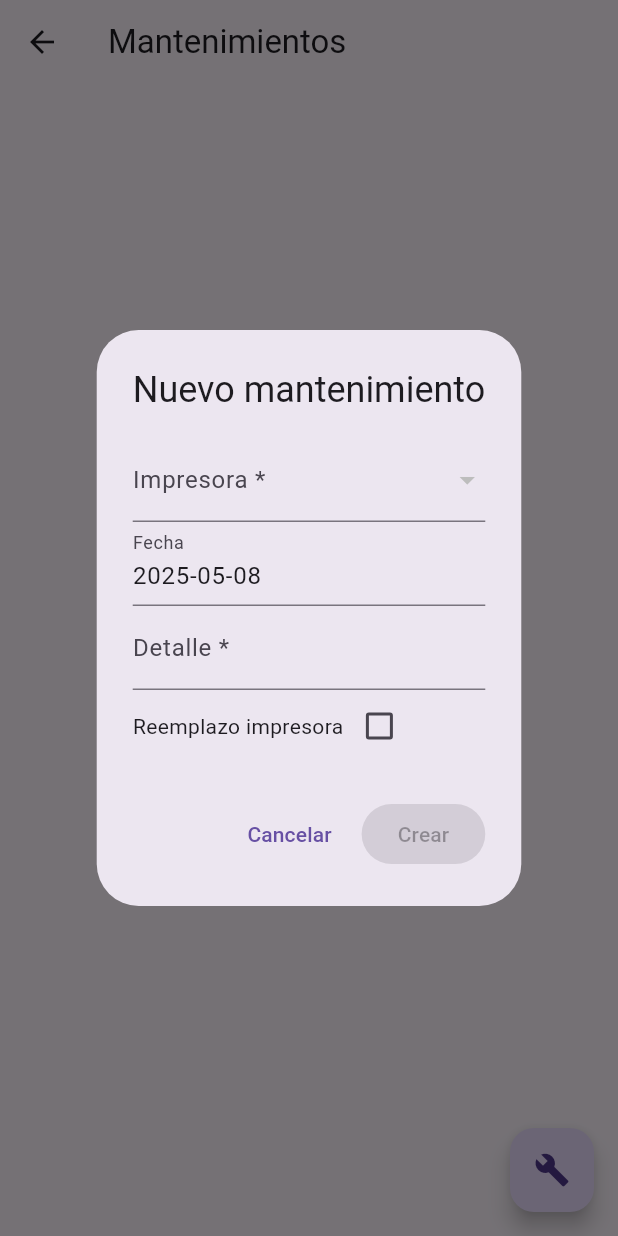
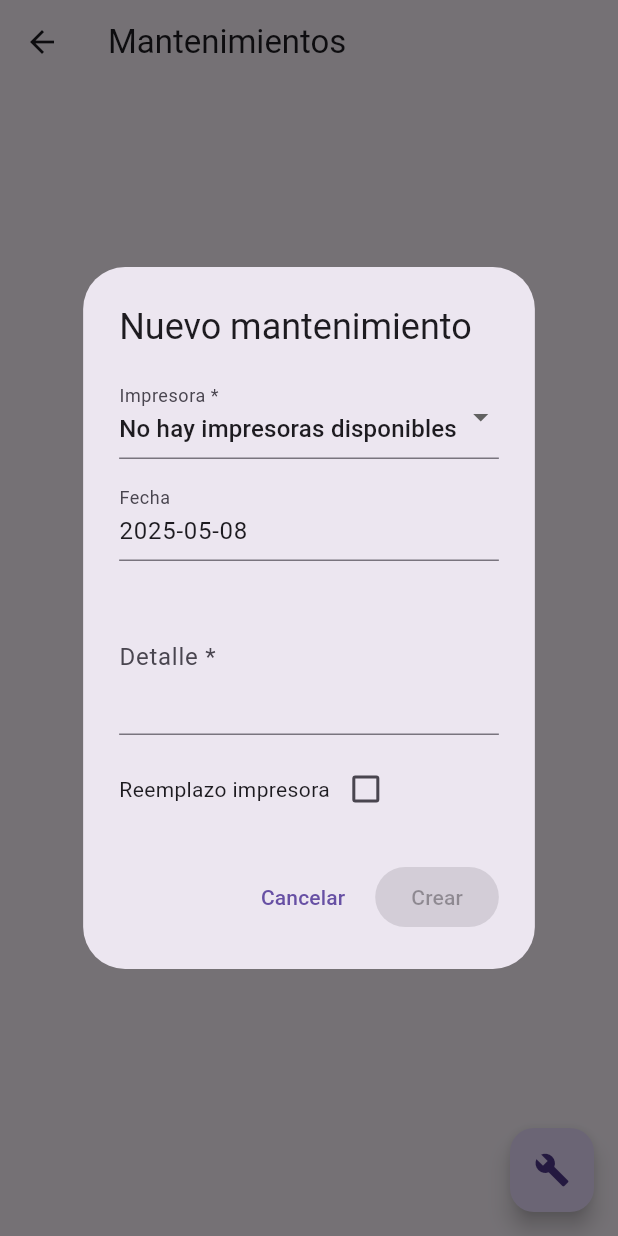
Before and after one commit to cesarStokai/Gestion-de-impresoras, a Flutter app: the MantenimientosPage screen opened directly, after a tap on the "build" icon, on a phone screen of 412 x 824 dp. Run offline on Flutter 3.47's test engine with Material 3 defaults, Android fonts, the light colour scheme and no system bars; our stand-ins replace drift, flutter_riverpod; accounts and stored records are empty; generated files the repository leaves out were written again.

Commit message:
[ADD]
Se agrego lo que son los mantenimientos y la otra pantalla para los archivos falta consumirla , Tambien lo que es la parte de mantenimientos se agrego toda la operacion crud y aparte de eso se contemplo la parte de remplazo de equipo

```diff
--- a/lib/src/daos/impresoras_dao.dart
+++ b/lib/src/daos/impresoras_dao.dart
@@ -20,4 +20,14 @@ class ImpresorasDao extends DatabaseAccessor<AppDatabase>
   Future<int> deleteById(int id) =>
     (delete(impresoras)..where((t) => t.id.equals(id))).go();
 
+     Future<Impresora?> getImpresoraById(int id) =>
+      (select(impresoras)..where((t) => t.id.equals(id))).getSingleOrNull();
+
+  Future<List<Impresora>> getAllImpresoras() =>
+      select(impresoras).get();
+
+  // Opcional: método para obtener impresoras activas
+  Future<List<Impresora>> getImpresorasActivas() =>
+      (select(impresoras)..where((t) => t.estado.equals('activa'))).get();
+
 }
--- a/lib/src/screens/home_page.dart
+++ b/lib/src/screens/home_page.dart
@@ -1,9 +1,9 @@
-
 import 'package:flutter/material.dart';
 import 'impresoras_page.dart';
 import 'toneres_page.dart';
 import 'requisiciones_page.dart';
 import 'mantenimientos_page.dart';
+import 'historial_page.dart'; // Asegúrate de crear este archivo
 
 class HomePage extends StatefulWidget {
   const HomePage({Key? key}) : super(key: key);
@@ -19,6 +19,7 @@ class _HomePageState extends State<HomePage> {
     ToneresPage(),
     RequisicionesPage(),
     MantenimientosPage(),
+    HistorialPage(), // Nueva página de historial
   ];
 
   @override
@@ -37,7 +38,10 @@ class _HomePageState extends State<HomePage> {
               NavigationRailDestination(icon: Icon(Icons.inbox), label: Text('Tóneres')),
               NavigationRailDestination(icon: Icon(Icons.request_page), label: Text('Requisiciones')),
               NavigationRailDestination(icon: Icon(Icons.build), label: Text('Mantenimientos')),
+              NavigationRailDestination(icon: Icon(Icons.history), label: Text('Historial')),
             ],
+            labelType: NavigationRailLabelType.all,
+            minWidth: 75,
           ),
           const VerticalDivider(thickness: 1, width: 1),
           Expanded(child: _pages[_selectedIndex]),
--- a/lib/src/screens/mantenimientos_page.dart
+++ b/lib/src/screens/mantenimientos_page.dart
@@ -5,7 +5,8 @@ import '../base/database.dart';
 import '../providers/database_provider.dart';
 
 class MantenimientosPage extends ConsumerStatefulWidget {
-  const MantenimientosPage({Key? key}) : super(key: key);
+  const MantenimientosPage({super.key});
+
   @override
   ConsumerState<MantenimientosPage> createState() => _MantenimientosPageState();
 }
@@ -17,111 +18,219 @@ class _MantenimientosPageState extends ConsumerState<MantenimientosPage> {
     return Scaffold(
       appBar: AppBar(title: const Text('Mantenimientos')),
       body: mantAsync.when(
-        data: (list)=>ListView.separated(
-          itemCount:list.length,
-          separatorBuilder:(_,__)=>const Divider(),
-          itemBuilder:(_,i){
-            final m=list[i];
+        data: (list) => ListView.separated(
+          itemCount: list.length,
+          separatorBuilder: (_, __) => const Divider(),
+          itemBuilder: (_, i) {
+            final m = list[i];
             return ListTile(
-              title: Text('Impresora: ${m.impresoraId}'),
+              title: FutureBuilder<Impresora?>(
+                future: ref.read(impresorasDaoProvider).getImpresoraById(m.impresoraId),
+                builder: (_, snapshot) {
+                  if (snapshot.hasData && snapshot.data != null) {
+                    final impresora = snapshot.data!;
+                    return Text('${impresora.marca} ${impresora.modelo}');
+                  }
+                  return Text('Impresora ID: ${m.impresoraId}');
+                },
+              ),
               subtitle: Text('${m.fecha.toLocal().toShortIsoDate()}\n${m.detalle}'),
               trailing: IconButton(
                 icon: const Icon(Icons.delete, color: Colors.red),
-                onPressed: ()=> ref.read(mantenimientosDaoProvider).deleteById(m.id!),
+                onPressed: () => _confirmDelete(m.id),
               ),
+              onTap: () => _showForm(m),
             );
           },
         ),
-        loading:()=>const Center(child:CircularProgressIndicator()),
-        error:(e,_ )=>Center(child:Text('Error: $e')),
+        loading: () => const Center(child: CircularProgressIndicator()),
+        error: (e, _) => Center(child: Text('Error: $e')),
       ),
       floatingActionButton: FloatingActionButton(
         child: const Icon(Icons.build),
-        onPressed: ()=> _showForm(),
+        onPressed: () => _showForm(),
       ),
     );
   }
 
-  void _showForm([Mantenimiento? m]) {
-    final isNew = m==null;
+  void _confirmDelete(int id) {
+    showDialog(
+      context: context,
+      builder: (_) => AlertDialog(
+        title: const Text('Confirmar eliminación'),
+        content: const Text('¿Estás seguro de eliminar este mantenimiento?'),
+        actions: [
+          TextButton(
+            onPressed: () => Navigator.pop(context),
+            child: const Text('Cancelar'),
+          ),
+          ElevatedButton(
+            onPressed: () {
+              ref.read(mantenimientosDaoProvider).deleteById(id);
+              Navigator.pop(context);
+              ScaffoldMessenger.of(context).showSnackBar(
+                const SnackBar(content: Text('Mantenimiento eliminado')),
+              );
+            },
+            child: const Text('Eliminar'),
+          ),
+        ],
+      ),
+    );
+  }
+
+  Future<void> _showForm([Mantenimiento? m]) async {
+    final isNew = m == null;
     int? origen = m?.impresoraId;
     DateTime fecha = m?.fecha ?? DateTime.now();
     final detalleC = TextEditingController(text: m?.detalle);
     bool reemplazo = m?.reemplazoImpresora ?? false;
     int? reemplazoId = m?.nuevaImpresoraId;
 
-    showDialog(
+    // Cargar impresoras al iniciar
+    final printers = await ref.read(impresorasDaoProvider).getAllImpresoras();
+
+    // Verificar si el valor inicial existe
+    if (origen != null && !printers.any((p) => p.id == origen)) {
+      origen = null;
+    }
+
+    // Verificar si el valor de reemplazo existe
+    if (reemplazoId != null && !printers.any((p) => p.id == reemplazoId)) {
+      reemplazoId = null;
+    }
+
+    final fechaController = TextEditingController(
+      text: fecha.toIso8601String().split('T').first,
+    );
+
+    await showDialog(
       context: context,
-      builder: (_) => AlertDialog(
-        title: Text(isNew?'Nuevo mantenimiento':'Editar mantenimiento'),
-        content: StatefulBuilder(builder:(ctx,set){
-          final printers = ref.watch(impresorasListStreamProvider).value ?? [];
-          return SingleChildScrollView(child: Column(mainAxisSize:MainAxisSize.min,children:[
-            DropdownButtonFormField<int>(
+      builder: (_) => StatefulBuilder(builder: (ctx, setState) {
+        return AlertDialog(
+          title: Text(isNew ? 'Nuevo mantenimiento' : 'Editar mantenimiento'),
+          content: SingleChildScrollView(
+            child: Column(
+              mainAxisSize: MainAxisSize.min,
+              children: [
+                DropdownButtonFormField<int?>(
                   value: origen,
                   decoration: const InputDecoration(labelText: 'Impresora *'),
-              items: printers.map((p)=>DropdownMenuItem(
-                value:p.id!, child:Text('${p.marca} ${p.modelo}')
-              )).toList(),
-              onChanged:(v)=> set(()=> origen=v),
+                  items: printers.isEmpty
+                      ? [
+                          const DropdownMenuItem(
+                            value: null,
+                            child: Text('No hay impresoras disponibles'),
+                          )
+                        ]
+                      : [
+                          const DropdownMenuItem(
+                            value: null,
+                            child: Text('Seleccione una impresora'),
                           ),
+                          ...printers.map((p) => DropdownMenuItem(
+                                value: p.id,
+                                child: Text('${p.marca} ${p.modelo} (${p.serie})'),
+                              )),
+                        ],
+                  onChanged: (v) => setState(() => origen = v),
+                  validator: (value) => value == null ? 'Seleccione una impresora' : null,
+                ),
+                const SizedBox(height: 12),
                 TextField(
                   decoration: const InputDecoration(labelText: 'Fecha'),
-              controller: TextEditingController(text: fecha.toIso8601String().split('T').first),
-              readOnly:true,
-              onTap:() async {
-                final d = await showDatePicker(
+                  controller: fechaController,
+                  readOnly: true,
+                  onTap: () async {
+                    final pickedDate = await showDatePicker(
                       context: context,
                       initialDate: fecha,
                       firstDate: DateTime(2000),
                       lastDate: DateTime(2100),
                     );
-                if(d!=null) set(()=> fecha=d);
+                    if (pickedDate != null) {
+                      setState(() {
+                        fecha = pickedDate;
+                        fechaController.text = fecha.toIso8601String().split('T').first;
+                      });
+                    }
                   },
                 ),
-            TextField(controller: detalleC, decoration: const InputDecoration(labelText: 'Detalle *')),
-            Row(children:[
+                const SizedBox(height: 12),
+                TextField(
+                  controller: detalleC,
+                  decoration: const InputDecoration(labelText: 'Detalle *'),
+                  maxLines: 3,
+                ),
+                const SizedBox(height: 12),
+                Row(children: [
                   const Text('Reemplazo impresora'),
-              Checkbox(value: reemplazo, onChanged:(b)=> set(()=> reemplazo=b!)),
+                  Checkbox(
+                    value: reemplazo,
+                    onChanged: (b) => setState(() {
+                      reemplazo = b ?? false;
+                      if (!reemplazo) {
+                        reemplazoId = null;
+                      }
+                    }),
+                  ),
                 ]),
-            if(reemplazo)
-              DropdownButtonFormField<int>(
+                if (reemplazo) ...[
+                  const SizedBox(height: 12),
+                  DropdownButtonFormField<int?>(
                     value: reemplazoId,
                     decoration: const InputDecoration(labelText: 'Nueva impresora'),
-                items: printers.map((p)=>DropdownMenuItem(
-                  value:p.id!, child:Text('${p.marca} ${p.modelo}')
-                )).toList(),
-                onChanged:(v)=> set(()=> reemplazoId=v),
+                    items: printers
+                        .where((p) => p.id != origen)
+                        .map((p) => DropdownMenuItem(
+                              value: p.id,
+                              child: Text('${p.marca} ${p.modelo} (${p.serie})'),
+                            ))
+                        .toList(),
+                    onChanged: (v) => setState(() => reemplazoId = v),
                   ),
-          ]));
-        }),
-        actions:[
-          TextButton(onPressed:()=>Navigator.pop(context), child:const Text('Cancelar')),
+                ],
+              ],
+            ),
+          ),
+          actions: [
+            TextButton(
+              onPressed: () => Navigator.pop(context),
+              child: const Text('Cancelar'),
+            ),
             ElevatedButton(
-
- onPressed: origen!=null && detalleC.text.isNotEmpty ? (){
+              onPressed: origen != null && detalleC.text.isNotEmpty
+                  ? () {
                       final dao = ref.read(mantenimientosDaoProvider);
                       final companion = MantenimientosCompanion(
-     id: isNew ? const Value.absent() : Value(m!.id!),
+                        id: isNew ? const Value.absent() : Value(m!.id),
                         impresoraId: Value(origen!),
                         fecha: Value(fecha),
                         detalle: Value(detalleC.text),
                         reemplazoImpresora: Value(reemplazo),
-     nuevaImpresoraId: reemplazo
+                        nuevaImpresoraId: reemplazo && reemplazoId != null
                             ? Value(reemplazoId!)
                             : const Value.absent(),
                       );
                       if (isNew) {
                         dao.insertOne(companion);
+                        ScaffoldMessenger.of(context).showSnackBar(
+                          const SnackBar(content: Text('Mantenimiento creado')),
+                        );
                       } else {
                         dao.updateOne(companion);
+                        ScaffoldMessenger.of(context).showSnackBar(
+                          const SnackBar(content: Text('Mantenimiento actualizado')),
+                        );
                       }
                       Navigator.pop(context);
- } : null,
-            child: Text(isNew?'Crear':'Guardar'),
+                    }
+                  : null,
+              child: Text(isNew ? 'Crear' : 'Guardar'),
             ),
           ],
-      ),
+        );
+      }),
     );
   }
 }
```
Also changed, not shown: lib/src/daos/mantenimientos_dao.dart (+16 -5 lines), lib/src/screens/historial_page.dart (added, +51 -0 lines). Lines whose indentation alone changed are shown as unchanged.
